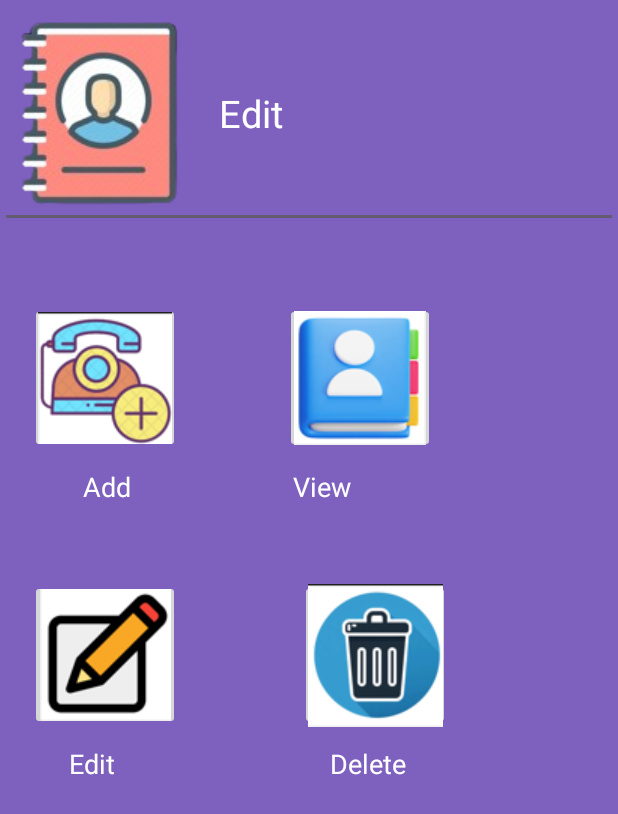
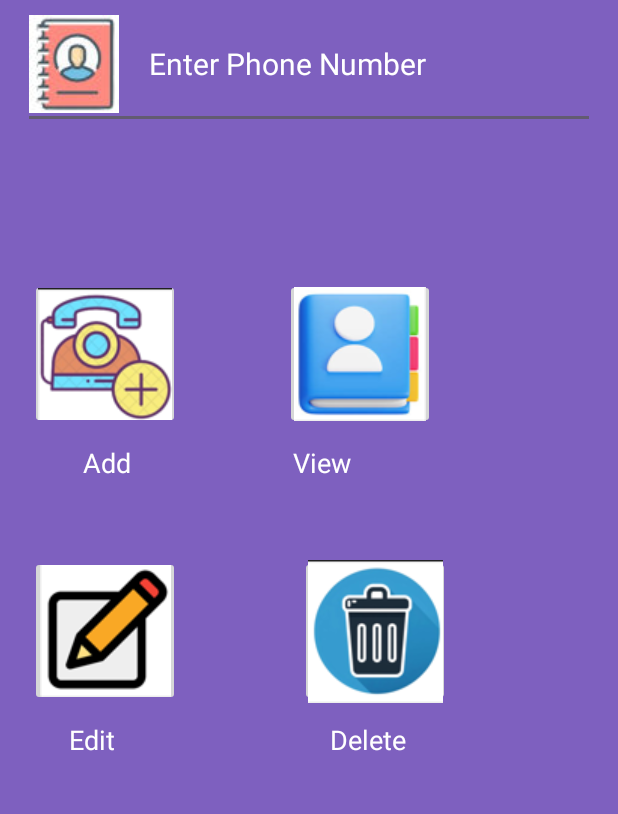
Before and after one commit to Vanshika521/Women_Safety, an Android app: the register screen opened directly, with no data from a screen before it, on a phone screen of 412 x 824 dp. Shown: the top 814 px of the screen. Run offline under Robolectric (Android 15) with nearby library versions, the phone set to English and light mode, and no system bars.

Commit message:
new registration file designing

```diff
--- a/app/src/main/AndroidManifest.xml
+++ b/app/src/main/AndroidManifest.xml
@@ -17,7 +17,7 @@
         android:dataExtractionRules="@xml/data_extraction_rules"
         android:fullBackupContent="@xml/backup_rules"
         android:icon="@mipmap/ic_launcher"
-        android:label="@string/app_name"
+
         android:roundIcon="@mipmap/ic_launcher_round"
         android:supportsRtl="true"
         android:theme="@style/Theme.Women_SAFETY"
--- a/app/src/main/res/layout/activity_register.xml
+++ b/app/src/main/res/layout/activity_register.xml
@@ -38,17 +38,14 @@
         android:id="@+id/editText"
         android:layout_width="match_parent"
         android:layout_height="wrap_content"
-        android:drawableLeft="@drawable/enter1"
+        android:drawableLeft="@drawable/enter2"
         android:drawablePadding="20dp"
-        android:hint="Edit "
-
+        android:hint="Enter Phone Number"
+        android:layout_marginLeft="15dp"
+        android:layout_marginRight="15dp"
         android:textColorHint="@color/white"
-        android:textSize="25dp"
-
-
+        android:textSize="20dp"
         android:textColor="@color/white"
-        android:layout_marginBottom="50dp"
-
         app:layout_constraintStart_toStartOf="parent"
         app:layout_constraintTop_toTopOf="parent"
 
@@ -62,7 +59,7 @@
         android:id="@+id/img2"
         android:layout_width="100dp"
         android:layout_height="100dp"
-        android:layout_marginTop="50dp"
+        android:layout_marginTop="100dp"
         android:layout_marginLeft="20dp"
         android:clickable="true"
         android:src="@drawable/add1"
@@ -88,7 +85,7 @@
         android:id="@+id/img3"
         android:layout_width="100dp"
         android:layout_height="100dp"
-        android:layout_marginTop="50dp"
+        android:layout_marginTop="100dp"
         android:layout_marginLeft="190dp"
         android:src="@drawable/view2"
         android:clickable="true"
```
Also changed, not shown: app/src/main/java/com/android_development/women_safety/Second.java (+9 -0 lines), app/src/main/res/menu/verify.xml (deleted, +0 -11 lines), app/src/main/res/drawable/enter2.jpg (added), app/src/main/res/drawable/view23.jpeg (renamed from app/src/main/res/drawable/view2.jpeg), app/src/main/res/images/third.jpeg (deleted).
